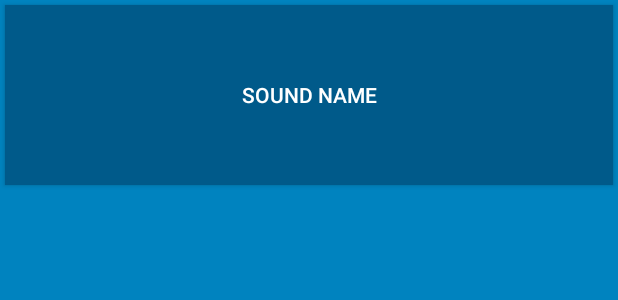
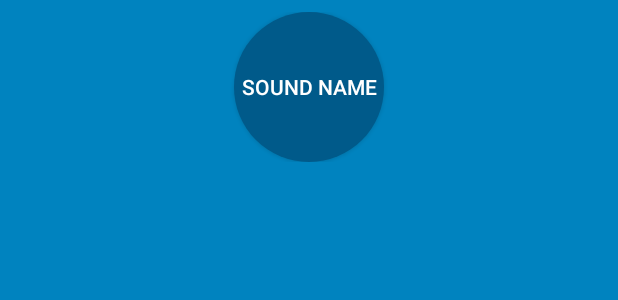
Before and after one commit to alexandragnj/BeatBoxApp, an Android app: the layout list_item_sound.xml on its own in the app's theme, with its tools: preview values and no code run, on a phone screen of 412 x 824 dp. Shown: the top 300 px of the screen. Run offline under Robolectric (Android 15) with nearby library versions, the phone set to English and light mode, and no system bars.

Commit message:
Chapter 22 commits (#4)

```diff
--- /dev/null
+++ b/app/src/main/res/drawable/button_beat_box.xml
@@ -0,0 +1,6 @@
+<?xml version="1.0" encoding="utf-8"?>
+<selector xmlns:android="http://schemas.android.com/apk/res/android">
+    <item android:drawable="@drawable/button_beat_box_pressed" android:state_pressed="true" />
+    <item android:drawable="@drawable/button_beat_box_normal" />
+
+</selector>
--- /dev/null
+++ b/app/src/main/res/drawable/button_beat_box_normal.xml
@@ -0,0 +1,7 @@
+<?xml version="1.0" encoding="utf-8"?>
+<shape xmlns:android="http://schemas.android.com/apk/res/android"
+    android:shape="oval">
+
+    <solid android:color="@color/dark_blue" />
+
+</shape>
--- /dev/null
+++ b/app/src/main/res/drawable/button_beat_box_pressed.xml
@@ -0,0 +1,18 @@
+<?xml version="1.0" encoding="utf-8"?>
+<layer-list xmlns:android="http://schemas.android.com/apk/res/android">
+    <item>
+        <shape android:shape="oval">
+
+            <solid android:color="@color/red" />
+
+        </shape>
+    </item>
+    <item>
+        <shape android:shape="oval">
+
+            <stroke
+                android:width="4dp"
+                android:color="@color/dark_red" />
+        </shape>
+    </item>
+</layer-list>
--- a/app/src/main/res/layout/list_item_sound.xml
+++ b/app/src/main/res/layout/list_item_sound.xml
@@ -9,11 +9,17 @@
             type="com.example.beatboxapp.SoundViewModel" />
     </data>
 
-    <Button
+    <FrameLayout
         android:layout_width="match_parent"
-        android:layout_height="120dp"
-        android:layout_margin="3dp"
-        android:onClick="@{()->viewModel.onButtonClicked()}"
-        android:text="@{viewModel.title}"
-        tools:text="Sound name" />
+        android:layout_height="wrap_content"
+        android:layout_margin="8dp">
+
+        <Button
+            android:layout_width="100dp"
+            android:layout_height="100dp"
+            android:layout_gravity="center"
+            android:onClick="@{()->viewModel.onButtonClicked()}"
+            android:text="@{viewModel.title}"
+            tools:text="Sound name" />
+    </FrameLayout>
 </layout>
--- a/app/src/main/res/values/themes.xml
+++ b/app/src/main/res/values/themes.xml
@@ -17,6 +17,6 @@
     </style>
 
     <style name="BeatBoxButton" parent="Widget.AppCompat.Button">
-        <item name="android:background">@color/dark_blue</item>
+        <item name="android:background">@drawable/button_beat_box</item>
     </style>
 </resources>
```
